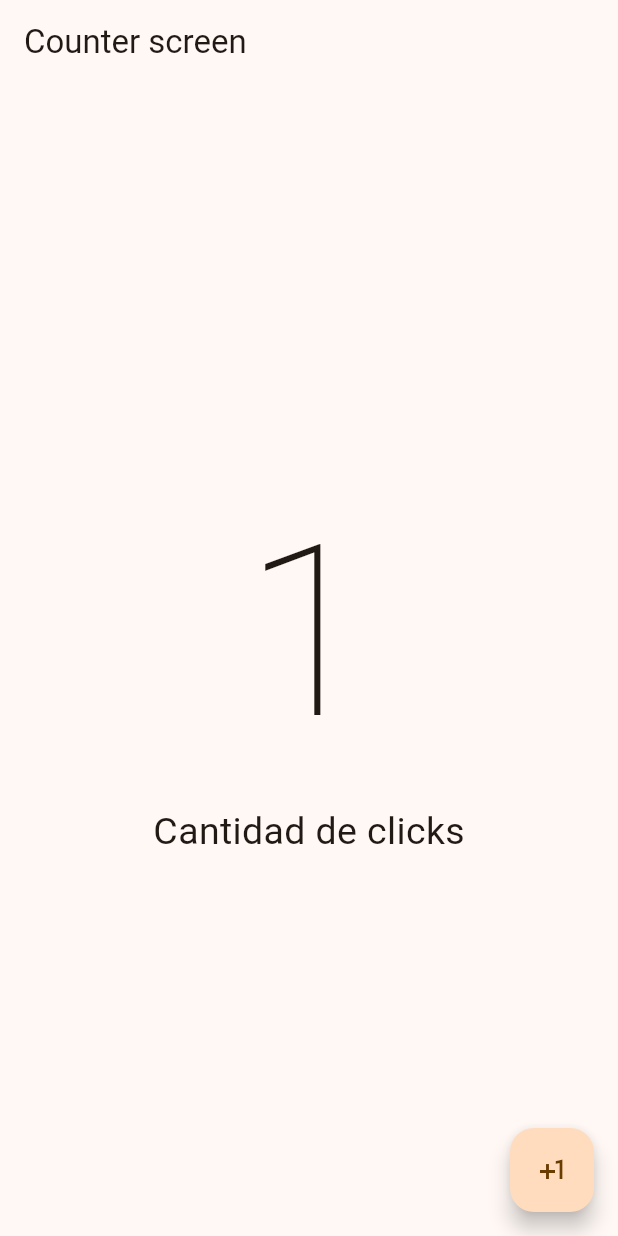
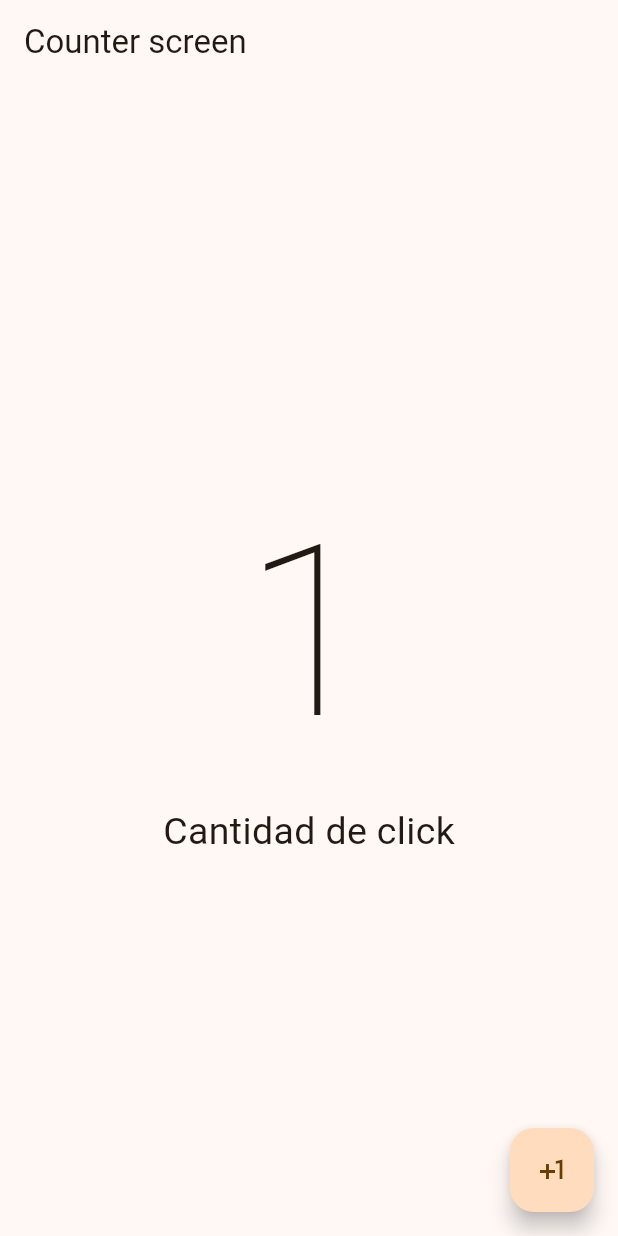
Before and after one commit to quenandres/flutter-2023, a Flutter app: the screen it shows after launch, after a tap on the "plus one" icon, on a phone screen of 412 x 824 dp. Run offline on Flutter 3.47's test engine with Material 2 defaults, Android fonts, the phone set to English and light mode, and no system bars.

Commit message:
58. Tarea - Cambiar la palabra clicks

```diff
--- a/hello_world_app/lib/presentation/screens/counter_screen.dart
+++ b/hello_world_app/lib/presentation/screens/counter_screen.dart
@@ -9,6 +9,7 @@ class CounterScreen extends StatefulWidget {
 class _CounterScreenState extends State<CounterScreen> {
 
   int clickCounter = 0;
+  String text_click = 'clicks';
 
   @override
   Widget build(BuildContext context) {
@@ -21,7 +22,7 @@ class _CounterScreenState extends State<CounterScreen> {
             mainAxisAlignment: MainAxisAlignment.center,
             children: [
               Text('$clickCounter', style: const TextStyle(fontSize: 160, fontWeight: FontWeight.w100)),
-              const Text('Cantidad de clicks', style: TextStyle(fontSize: 25))
+              Text('Cantidad de click${clickCounter == 1 ? '' : 's'}', style: const TextStyle(fontSize: 25))
             ],
           ),
         ),
```
Also changed, not shown: 1 other file.
